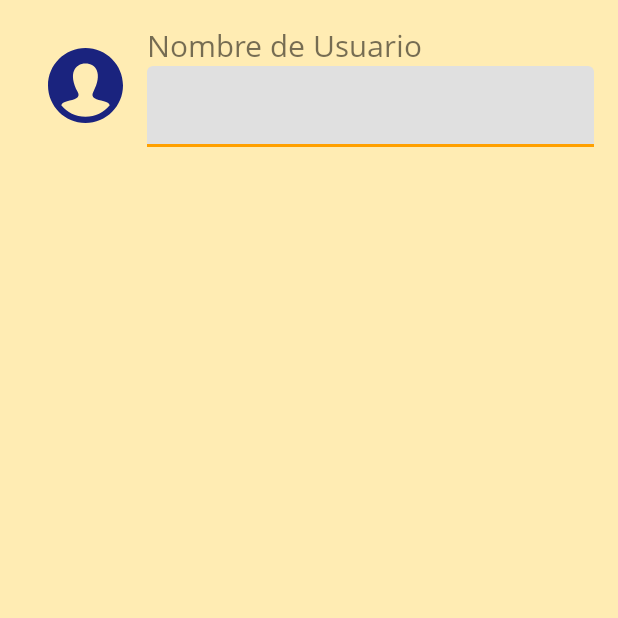
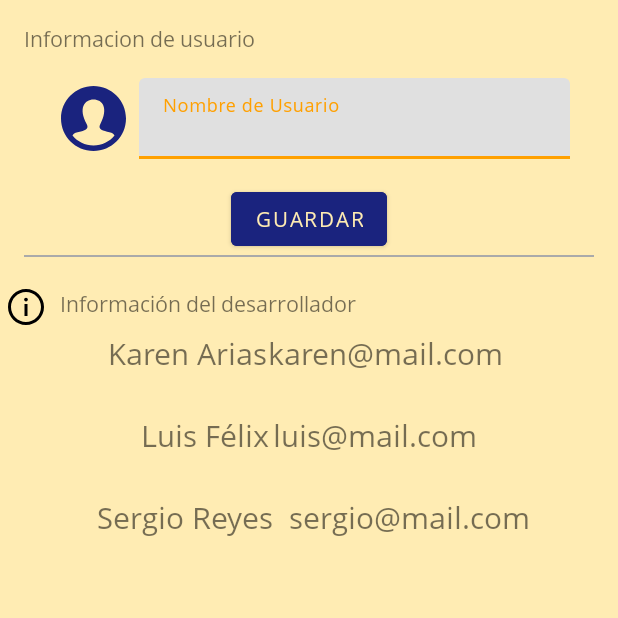
Before and after one commit to FINALGVI/final, an Android app: the Settings screen opened directly, with no data from a screen before it, on a phone screen of 412 x 824 dp, the top half of it. Run offline under Robolectric (Android 15) with nearby library versions, the phone set to English and light mode, and no system bars.

Commit message:
settings

```diff
--- a/GYM/app/src/main/res/layout/inicio.xml
+++ b/GYM/app/src/main/res/layout/inicio.xml
@@ -15,7 +15,8 @@
             android:layout_height="wrap_content"
             android:text="@string/app_name"
             android:textSize="50dp"
-            android:textColor="#000"/>
+            android:textColor="#000"
+            android:fontFamily="@font/opensans"/>
 
         <ImageView
             android:layout_width="wrap_content"
--- a/GYM/app/src/main/res/layout/settings.xml
+++ b/GYM/app/src/main/res/layout/settings.xml
@@ -2,47 +2,95 @@
 <RelativeLayout xmlns:android="http://schemas.android.com/apk/res/android"
     android:layout_width="match_parent"
     android:layout_height="match_parent"
-    android:background="#FFECB3">
+    android:background="@color/background">
 
-    <RelativeLayout
+    <RelativeLayout android:id="@+id/r1"
         android:layout_width="wrap_content"
         android:layout_height="wrap_content"
-        android:layout_margin="@dimen/activity_horizontal_margin">
-        <ImageView android:id="@+id/img"
+        android:padding="@dimen/activity_horizontal_margin">
+
+        <TextView android:id="@+id/txt"
+            android:layout_width="wrap_content"
+            android:layout_height="wrap_content"
+            android:text="Informacion de usuario"/>
+
+
+        <LinearLayout android:id="@+id/l1"
+            android:layout_width="match_parent"
+            android:layout_height="wrap_content"
+            android:layout_margin="@dimen/activity_horizontal_margin"
+            android:layout_below="@+id/txt">
+            <ImageView
+                android:id="@+id/img"
                 android:layout_width="50dp"
-            android:layout_height="50dp"
+                android:layout_height="match_parent"
                 android:src="@drawable/ic_user"
                 android:tint="@color/colorAccent"
-            android:layout_margin="@dimen/activity_horizontal_margin"/>
+                android:layout_margin="5dp"/>
+
+            <android.support.design.widget.TextInputLayout
+                style="@style/Widget.MaterialComponents.TextInputLayout.FilledBox.Dense"
+                android:layout_width="match_parent"
+                android:layout_height="wrap_content"
+                android:hint="Nombre de Usuario">
+
+                <android.support.design.widget.TextInputEditText
+                    android:id="@+id/editUsuario"
+                    android:layout_width="match_parent"
+                    android:layout_height="wrap_content" />
+            </android.support.design.widget.TextInputLayout>
+        </LinearLayout>
+
+        <android.support.design.button.MaterialButton
+            android:id="@+id/btnguardar"
+            android:layout_width="wrap_content"
+            android:layout_height="wrap_content"
+            android:layout_below="@+id/l1"
+            android:layout_centerHorizontal="true"
+            android:backgroundTint="@color/colorAccent"
+            android:shadowColor="@color/accenttransparent"
+            android:text="Guardar"
+            android:textColor="@color/background" />
+
+        <View
+            android:layout_width="match_parent"
+            android:layout_height="1dp"
+            android:background="@android:color/darker_gray"
+            android:layout_below="@+id/btnguardar"/>
+    </RelativeLayout>
 
     <LinearLayout
         android:layout_width="match_parent"
         android:layout_height="wrap_content"
-            android:orientation="vertical"
-            android:layout_toRightOf="@+id/img">
+        android:layout_below="@+id/r1"
+        android:orientation="vertical">
+
+        <LinearLayout
+            android:layout_width="match_parent"
+            android:layout_height="wrap_content">
+            <ImageView android:id="@+id/info"
+                android:layout_width="wrap_content"
+                android:layout_height="wrap_content"
+                android:src="@drawable/ic_info"
+                android:padding="5dp"/>
             <TextView
                 android:layout_width="wrap_content"
                 android:layout_height="wrap_content"
-            android:text="Nombre de Usuario"
+                android:text="Información del desarrollador"
+                android:labelFor="@+id/info"
+                android:padding="5dp"/>
+        </LinearLayout>
+
+        <TextView
+            android:layout_width="match_parent"
+            android:layout_height="wrap_content"
+            android:textAlignment="center"
+            android:text="Karen Arias\tkaren@mail.com \n\n
+Luis Félix\tluis@mail.com \n\n
+Sergio Reyes\tsergio@mail.com"
+            android:fontFamily="@font/opensans"
             android:textSize="20sp"/>
 
-        <android.support.design.widget.TextInputLayout
-            android:layout_width="match_parent"
-            android:layout_height="wrap_content"
-            style="@style/Widget.MaterialComponents.TextInputLayout.FilledBox.Dense">
-            <android.support.design.widget.TextInputEditText
-                android:layout_width="match_parent"
-                android:layout_height="wrap_content"/>
-        </android.support.design.widget.TextInputLayout>
     </LinearLayout>
-    </RelativeLayout>
-
-
-
-
-
-
-
-
 
 </RelativeLayout>
--- a/GYM/app/src/main/res/menu/menu.xml
+++ b/GYM/app/src/main/res/menu/menu.xml
@@ -5,14 +5,14 @@
 
     <group android:checkableBehavior="single">
         <item
+            android:id="@+id/nav_manage"
+            android:icon="@drawable/ic_menu_manage"
+            android:title="Configuración" />
+        <item
             android:id="@+id/nav_gallery"
             android:icon="@drawable/ic_info"
             android:title="Informacion de App" />
 
-        <item
-            android:id="@+id/nav_manage"
-            android:icon="@drawable/ic_menu_manage"
-            android:title="Configuración" />
     </group>
 
 
--- a/GYM/app/src/main/res/values/colors.xml
+++ b/GYM/app/src/main/res/values/colors.xml
@@ -7,4 +7,7 @@
     <color name="primarytransparent">#80ffa000</color>
     <color name="coloWhite">#ffffff</color>
     <color name="coloWhitetransparent">#80ffffff</color>
+
+    <color name="accenttransparent">#801a237e</color>
+    <color name="background">#FFECB3</color>
 </resources>
```
Lines whose indentation alone changed are shown as unchanged.
